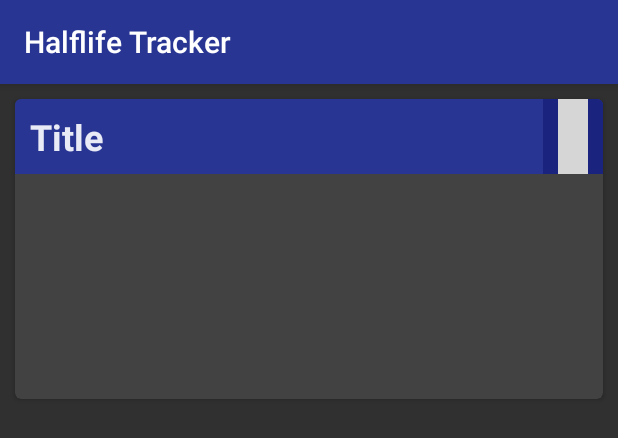
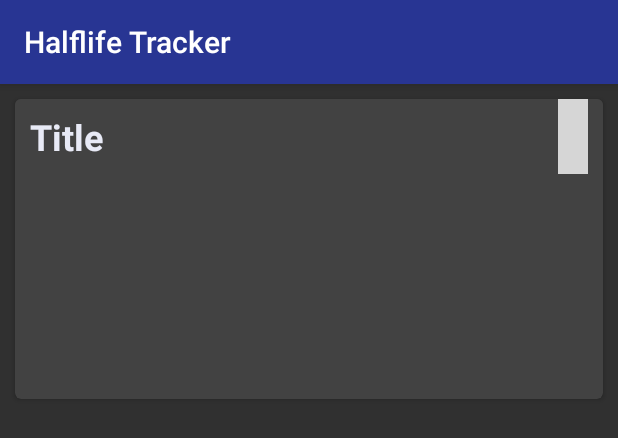
Before and after one commit to brian473/half_life_tracker, an Android app: the layout drug_list_card_view.xml on its own in the app's theme, with its tools: preview values and no code run, on a phone screen of 412 x 824 dp. Shown: the top 438 px of the screen. Run offline under Robolectric (Android 15) with nearby library versions, the phone set to English and light mode, and no system bars; grey boxes are pictures that could not be loaded.

```diff
--- a/app/src/main/java/com/brian/halflifetracker/MainActivity.java
+++ b/app/src/main/java/com/brian/halflifetracker/MainActivity.java
@@ -8,6 +8,7 @@ import android.view.Menu;
 import android.view.MenuItem;
 
 import com.brian.halflifetracker.adapter.ActiveDrugAdapter;
+import com.melnykov.fab.FloatingActionButton;
 
 
 public class MainActivity extends Activity {
@@ -15,6 +16,7 @@ public class MainActivity extends Activity {
     private RecyclerView mRecyclerView;
     private RecyclerView.Adapter mAdapter;
     private RecyclerView.LayoutManager mLayoutManager;
+    private FloatingActionButton mFloatingActionButton;
 
     @Override
     protected void onCreate(Bundle savedInstanceState) {
@@ -23,6 +25,9 @@ public class MainActivity extends Activity {
 
         //Using
         mRecyclerView = (RecyclerView) findViewById(R.id.active_drug_recycler);
+        mFloatingActionButton = (FloatingActionButton) findViewById(R.id.fab);
+
+        mFloatingActionButton.attachToRecyclerView(mRecyclerView);
 
         // use this setting to improve performance if you know that changes
         // in content do not change the layout size of the RecyclerView
--- a/app/src/main/res/layout/drug_list_card_view.xml
+++ b/app/src/main/res/layout/drug_list_card_view.xml
@@ -26,7 +26,7 @@
                 android:layout_width="match_parent"
                 android:layout_height="50dp"
                 android:orientation="horizontal"
-                android:background="@color/indigo">
+                android:background="@color/darkgrey">
 
             <TextView
                 android:id="@+id/active_drug_cardview_title"
@@ -40,23 +40,14 @@
                 android:layout_weight="1"
                 android:layout_marginLeft="10dp"/>
 
-                <!-- options button wrap -->
-                <RelativeLayout
-                    android:id="@+id/options_button"
-                    android:layout_width="40dp"
-                    android:layout_height="match_parent"
-                    android:background="@color/darkindigo">
+            <ImageView
+                android:layout_width="20dp"
+                android:layout_height="wrap_content"
+                android:src="@drawable/options"
+                android:layout_gravity="center"
+                android:layout_marginRight="10dp"/>
 
-                    <ImageView
-                        android:layout_width="20dp"
-                        android:layout_height="wrap_content"
-                        android:src="@drawable/options"
-                        android:layout_centerInParent="true"/>
-
-                </RelativeLayout> <!-- options button wrap -->
             </LinearLayout> <!-- title bar wrap -->
-
-
         </RelativeLayout> <!-- cardview wrap -->
     </android.support.v7.widget.CardView>
 </LinearLayout>
--- a/app/src/main/res/values/colors.xml
+++ b/app/src/main/res/values/colors.xml
@@ -4,4 +4,7 @@
     <item name="darkindigo" type="color">#1A237E</item>
     <item name="white" type="color">#E8EAF6</item>
     <item name="grey" type="color">#C5CAE9</item>
+    <item name="darkgrey" type="color">#424242</item>
+    <item name="red" type="color">#F50057</item>
+    <item name="redpressed" type="color">#FF80AB</item>
 </resources>
```
Also changed, not shown: app/src/main/res/layout/activity_main.xml (+7 -3 lines), app/src/main/res/drawable-hdpi/ic_launcher.png, app/src/main/res/drawable-mdpi/ic_launcher.png, app/src/main/res/drawable-xhdpi/ic_launcher.png, app/src/main/res/drawable-xxhdpi/ic_launcher.png.
